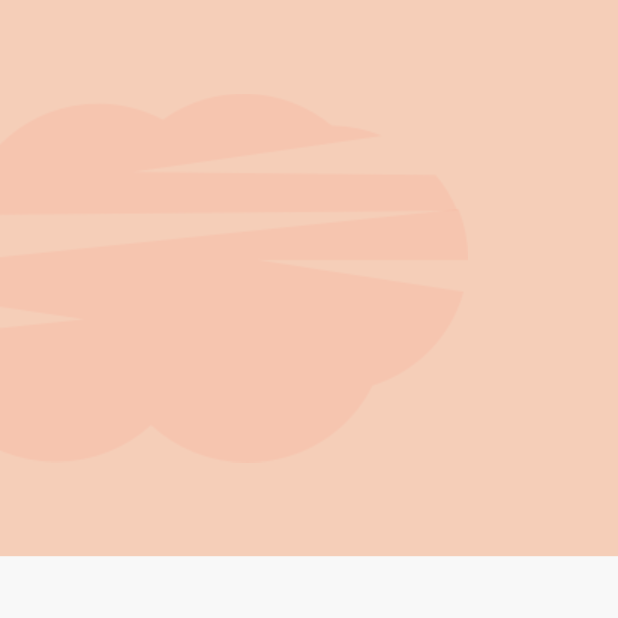
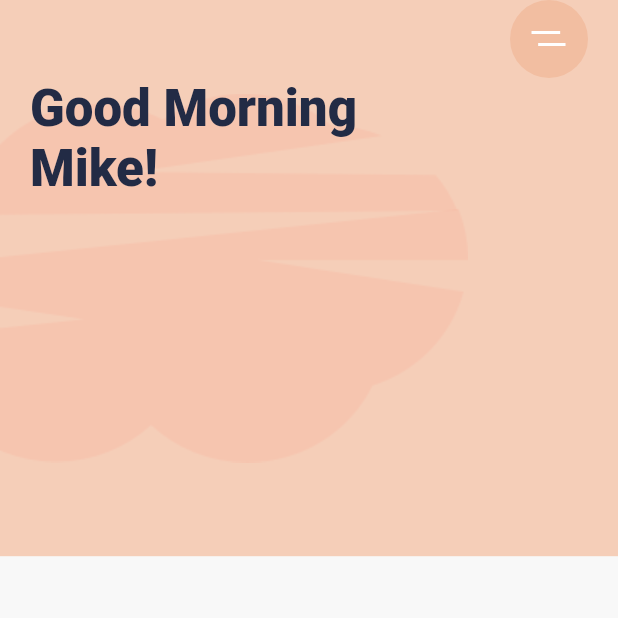
Before and after one commit to miguelnunorosa/Flutter-UI-Examples, a Flutter app: the screen it shows after launch, on a phone screen of 412 x 824 dp, the top half of it. Run offline on Flutter 3.47's test engine with Material 2 defaults, Android fonts, the phone set to English and light mode, and no system bars; our stand-ins replace flutter_svg.

Commit message:
Exercises app: header

```diff
--- a/daily_exercises_app/lib/main.dart
+++ b/daily_exercises_app/lib/main.dart
@@ -1,51 +1,72 @@
 import 'package:daily_exercises_app/settings/constants.dart';
 import 'package:flutter/material.dart';
+import 'package:flutter_svg/flutter_svg.dart';
 
-void main() {
-  runApp(const MyApp());
-}
+void main() => runApp(const MyApp());
 
 class MyApp extends StatelessWidget {
   const MyApp({Key? key}) : super(key: key);
 
-  // This widget is the root of your application.
   @override
   Widget build(BuildContext context) {
     return MaterialApp(
       debugShowCheckedModeBanner: false,
-        theme: ThemeData(
-          fontFamily: "Cairo",
-          scaffoldBackgroundColor: KBACKGROUNDCOLOR,
-          textTheme: Theme.of(context).textTheme.apply(displayColor: KTEXTCOLOR),
-        ),
-      home: const HomeScreen()
+      title: 'Meditation App',
+      theme: ThemeData(
+        fontFamily: "Cairo",
+        scaffoldBackgroundColor: KBACKGROUNDCOLOR,
+        textTheme: Theme.of(context).textTheme.apply(displayColor: KTEXTCOLOR),
+      ),
+      home: const HomeScreen(),
     );
   }
 }
-
-
 
 class HomeScreen extends StatelessWidget {
   const HomeScreen({Key? key}) : super(key: key);
 
   @override
   Widget build(BuildContext context) {
-
-    var _screenSize = MediaQuery.of(context).size; //get screen (height and width) size
-
+    var _size = MediaQuery.of(context).size; //get screen size (height and width)
     return Scaffold(
       body: Stack(
-        children: [
+        children: <Widget>[
           Container(
-            height: _screenSize.height * .45, //container height is 45% of total screen size
+            height: _size.height * .45, //45% of total screen height size
             decoration: const BoxDecoration(
               color: KMAINHEADERCOLOR,
               image: DecorationImage(
                 alignment: Alignment.centerLeft,
-                image: AssetImage(IMAGE_CLOUD),
+                image: AssetImage("assets/images/undraw_pilates_gpdb.png"),
               ),
             ),
           ),
+          SafeArea(
+            child: Padding(
+              padding: const EdgeInsets.symmetric(horizontal: 20),
+              child: Column(
+                crossAxisAlignment: CrossAxisAlignment.start,
+                children: <Widget>[
+                  Align(
+                    alignment: Alignment.topRight,
+                    child: Container(
+                      alignment: Alignment.center,
+                      height: 52,
+                      width: 52,
+                      decoration: const BoxDecoration(
+                        color: KHEADERMENUICON,
+                        shape: BoxShape.circle,
+                      ),
+                      child: SvgPicture.asset("assets/icons/menu.svg"),
+                    ),
+                  ),
+                  Text("Good Morning \nMike!",
+                    style: Theme.of(context).textTheme.headline4?.copyWith(fontWeight: FontWeight.w900),
+                  ),
+                ],
+              ),
+            ),
+          )
         ],
       ),
     );
--- a/daily_exercises_app/lib/settings/constants.dart
+++ b/daily_exercises_app/lib/settings/constants.dart
@@ -8,8 +8,4 @@ const KBLUELIGHTCOLOR = Color(0xFFC7B8F5);
 const KBLUECOLOR = Color(0xFF817DC0);
 const KSHADOWCOLOR = Color(0xFFE6E6E6);
 const KMAINHEADERCOLOR = Color(0xFFF5CEB8);
-
-
-//images
-const String IMAGE_MEDITATION_BG = "assets/images/meditation_bg.png";
-const String IMAGE_CLOUD = "assets/images/undraw_pilates_gpdb.png";
+const KHEADERMENUICON = Color(0xFFF2BEA1);
--- a/daily_exercises_app/pubspec.yaml
+++ b/daily_exercises_app/pubspec.yaml
@@ -10,7 +10,7 @@ dependencies:
   flutter:
     sdk: flutter
   cupertino_icons: ^1.0.2
-  flutter_svg: ^0.19.0
+  flutter_svg: ^1.0.3
 
 dev_dependencies:
   flutter_test:
```
Also changed, not shown: daily_exercises_app/pubspec.lock.
